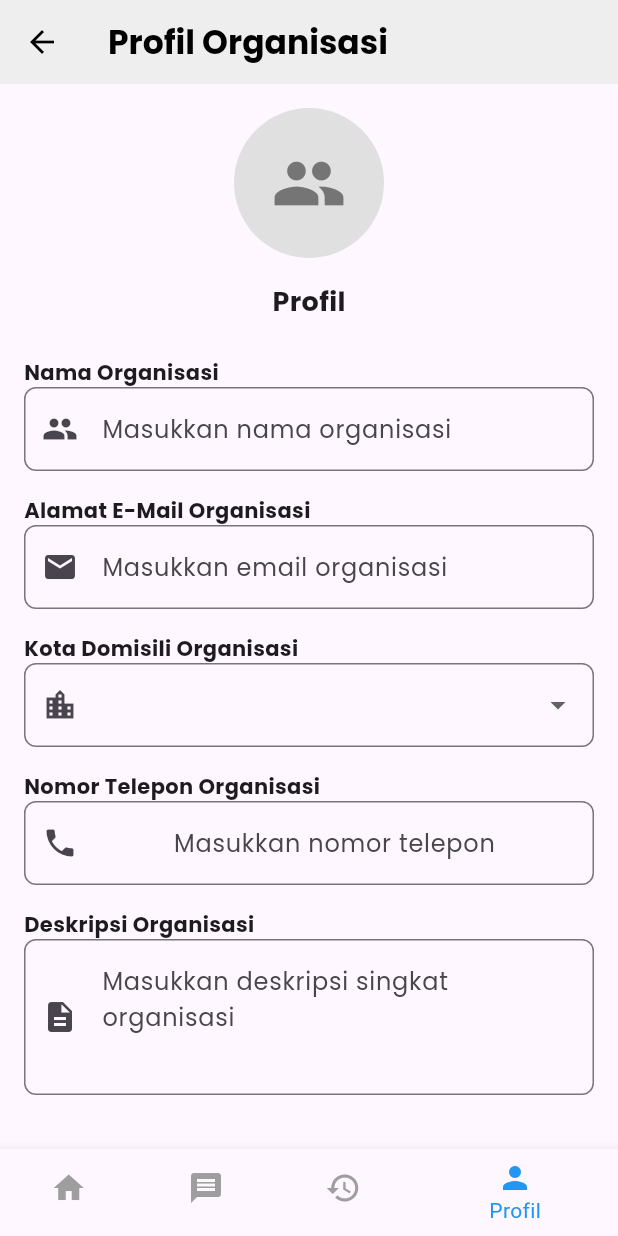
After one commit to alfiantenggara/3RDProject-Temu, a Flutter app: the ProfileOrganisasiPage screen opened by its route, on a phone screen of 412 x 824 dp. The commit adds this screen. Run offline on Flutter 3.47's test engine with Material 3 defaults, Android fonts, the phone set to English and light mode, and no system bars; our stand-ins replace another_flutter_splash_screen, file_picker, google_fonts, lottie, open_file, smooth_page_indicator; missing offline and left inert: dart:html.

Commit message:
ProfileOrganisasi

```diff
--- a/frontendtemu/lib/app.dart
+++ b/frontendtemu/lib/app.dart
@@ -1,4 +1,5 @@
 import 'package:flutter/material.dart';
+import 'package:frontendtemu/profileorganisasi.dart';
 import 'onboarding.dart'; // File untuk Onboarding
 import 'splashscreen.dart'; // File untuk Splashscreen
 
@@ -21,6 +22,8 @@
       routes: {
         '/': (context) => const SplashScreen(),
         '/onboarding': (context) => const OnboardingPage(),
+        '/profileorganisasi': (context) => ProfileOrganisasiPage(),
+
       },
     );
   }
--- /dev/null
+++ b/frontendtemu/lib/profileorganisasi.dart
@@ -0,0 +1,195 @@
+import 'package:flutter/material.dart';
+import 'package:google_fonts/google_fonts.dart';
+
+class ProfileOrganisasiPage extends StatelessWidget {
+  @override
+  Widget build(BuildContext context) {
+    return Scaffold(
+      appBar: AppBar(
+        title: Text(
+          'Profil Organisasi',
+          style: GoogleFonts.poppins(
+            color: Colors.black,
+            fontWeight: FontWeight.bold,
+          ),
+        ),
+        backgroundColor: Colors.grey[200],
+        elevation: 0,
+        iconTheme: IconThemeData(color: Colors.black),
+      ),
+      body: SingleChildScrollView(
+        child: Padding(
+          padding: const EdgeInsets.all(16.0),
+          child: Column(
+            crossAxisAlignment: CrossAxisAlignment.start,
+            children: [
+              Center(
+                child: Column(
+                  children: [
+                    CircleAvatar(
+                      radius: 50,
+                      backgroundColor: Colors.grey[300],
+                      child: Icon(
+                        Icons.people,
+                        size: 50,
+                        color: Colors.grey[600],
+                      ),
+                    ),
+                    SizedBox(height: 16),
+                    Text(
+                      'Profil',
+                      style: GoogleFonts.poppins(
+                        fontSize: 18,
+                        fontWeight: FontWeight.bold,
+                      ),
+                    ),
+                  ],
+                ),
+              ),
+              SizedBox(height: 24),
+              _buildTextFieldLabel('Nama Organisasi'),
+              _buildTextField(
+                icon: Icons.group,
+                hint: 'Masukkan nama organisasi',
+              ),
+              SizedBox(height: 16),
+              _buildTextFieldLabel('Alamat E-Mail Organisasi'),
+              _buildTextField(
+                icon: Icons.email,
+                hint: 'Masukkan email organisasi',
+              ),
+              SizedBox(height: 16),
+              _buildTextFieldLabel('Kota Domisili Organisasi'),
+              DropdownButtonFormField<String>(
+                items: ['Jakarta', 'Bandung', 'Surabaya']
+                    .map((city) => DropdownMenuItem<String>(
+                          value: city,
+                          child: Text(
+                            city,
+                            style: GoogleFonts.poppins(),
+                          ),
+                        ))
+                    .toList(),
+                onChanged: (value) {},
+                decoration: InputDecoration(
+                  prefixIcon: Icon(Icons.location_city),
+                  border: OutlineInputBorder(
+                    borderRadius: BorderRadius.circular(8),
+                  ),
+                ),
+              ),
+              SizedBox(height: 16),
+              _buildTextFieldLabel('Nomor Telepon Organisasi'),
+              _buildTextField(
+                icon: Icons.phone,
+                prefix: '+62',
+                hint: 'Masukkan nomor telepon',
+              ),
+              SizedBox(height: 16),
+              _buildTextFieldLabel('Deskripsi Organisasi'),
+              _buildTextField(
+                icon: Icons.description,
+                hint: 'Masukkan deskripsi singkat organisasi',
+                maxLines: 3,
+              ),
+              SizedBox(height: 32),
+              Text(
+                'Penanggung Jawab Organisasi',
+                style: GoogleFonts.poppins(
+                  fontWeight: FontWeight.bold,
+                  fontSize: 16,
+                ),
+              ),
+              SizedBox(height: 16),
+              _buildTextFieldLabel('Nama Lengkap'),
+              _buildTextField(
+                icon: Icons.person,
+                hint: 'Masukkan nama lengkap',
+              ),
+              SizedBox(height: 16),
+              _buildTextFieldLabel('Jabatan'),
+              _buildTextField(
+                icon: Icons.work,
+                hint: 'Masukkan jabatan',
+              ),
+              SizedBox(height: 16),
+              _buildTextFieldLabel('Alamat E-Mail'),
+              _buildTextField(
+                icon: Icons.email,
+                hint: 'Masukkan email',
+              ),
+              SizedBox(height: 16),
+              _buildTextFieldLabel('Alamat Lengkap'),
+              _buildTextField(
+                icon: Icons.location_on,
+                hint: 'Masukkan alamat lengkap',
+              ),
+            ],
+          ),
+        ),
+      ),
+      bottomNavigationBar: BottomNavigationBar(
+        items: [
+          BottomNavigationBarItem(
+            icon: Icon(Icons.home),
+            label: 'Beranda',
+          ),
+          BottomNavigationBarItem(
+            icon: Icon(Icons.message),
+            label: 'Pesan',
+          ),
+          BottomNavigationBarItem(
+            icon: Icon(Icons.history),
+            label: 'Riwayat',
+          ),
+          BottomNavigationBarItem(
+            icon: Icon(Icons.person),
+            label: 'Profil',
+          ),
+        ],
+        currentIndex: 3,
+        selectedItemColor: Colors.blue,
+        unselectedItemColor: Colors.grey,
+      ),
+    );
+  }
+
+  Widget _buildTextFieldLabel(String label) {
+    return Text(
+      label,
+      style: GoogleFonts.poppins(
+        fontWeight: FontWeight.bold,
+      ),
+    );
+  }
+
+  Widget _buildTextField({
+    required IconData icon,
+    String? prefix,
+    String? hint,
+    int maxLines = 1,
+    bool obscureText = false,
+  }) {
+    return TextFormField(
+      obscureText: obscureText,
+      maxLines: maxLines,
+      decoration: InputDecoration(
+        prefixIcon: Icon(icon),
+        prefix: prefix != null
+            ? Padding(
+                padding: const EdgeInsets.symmetric(horizontal: 8.0),
+                child: Text(
+                  prefix,
+                  style: GoogleFonts.poppins(),
+                ),
+              )
+            : null,
+        hintText: hint,
+        hintStyle: GoogleFonts.poppins(),
+        border: OutlineInputBorder(
+          borderRadius: BorderRadius.circular(8),
+        ),
+      ),
+    );
+  }
+}
```
